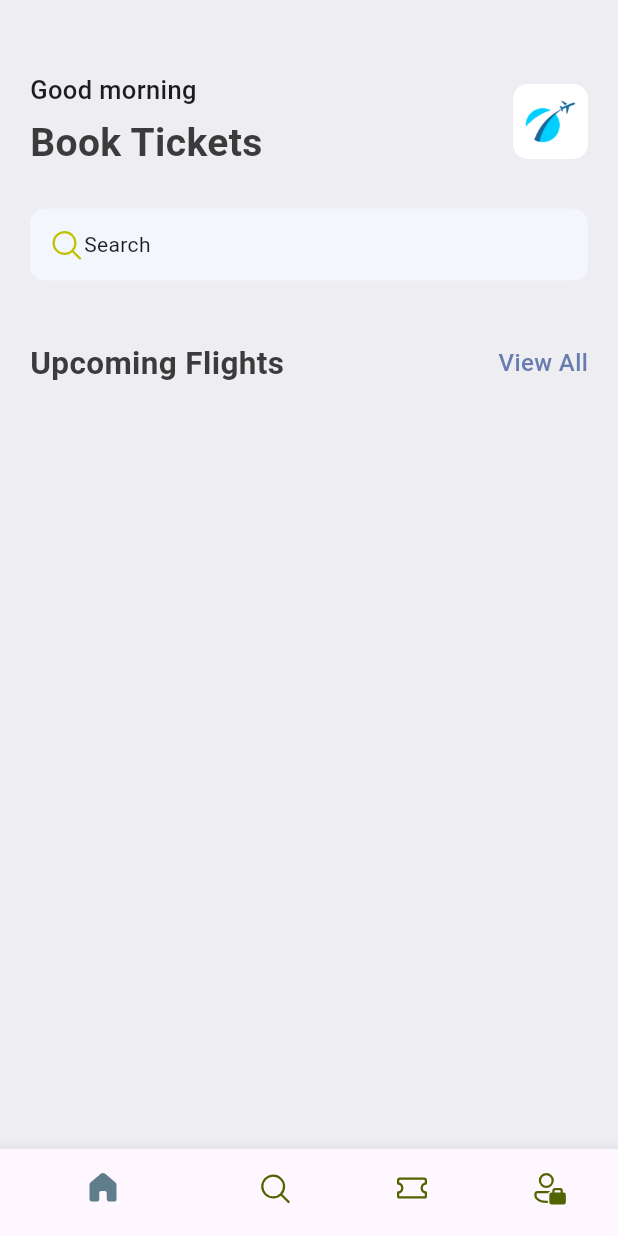
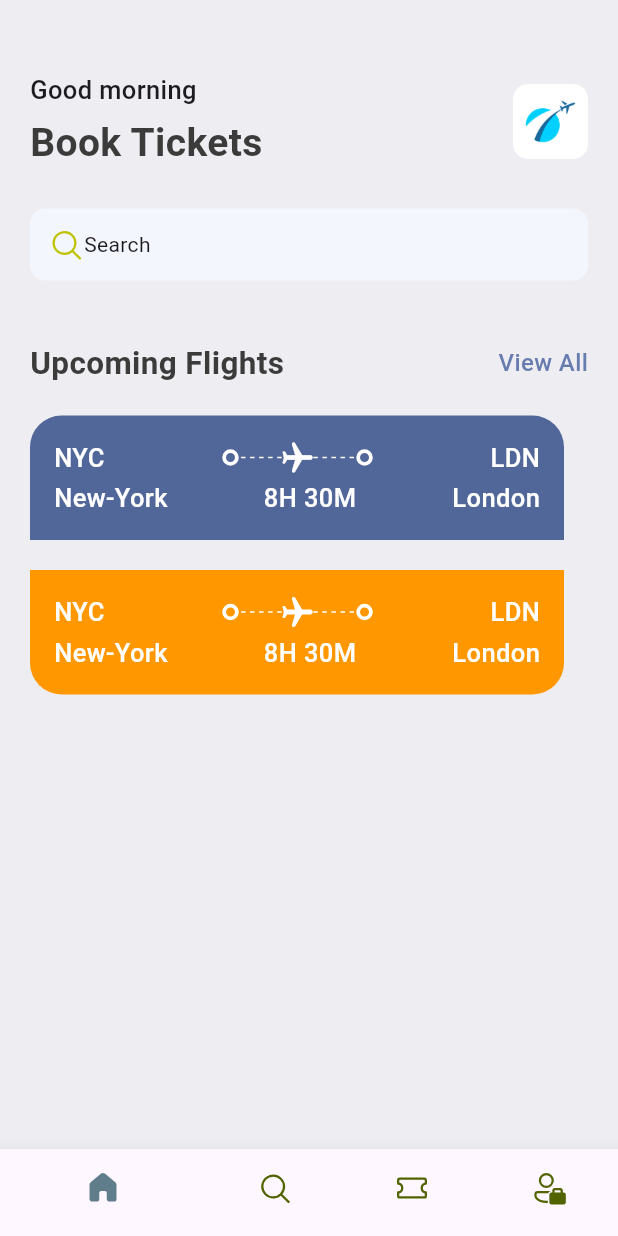
Before and after one commit to Z42r4n/ticket-app-flutter, a Flutter app: the screen it shows after launch, on a phone screen of 412 x 824 dp. Run offline on Flutter 3.47's test engine with Material 3 defaults, Android fonts, the phone set to English and light mode, and no system bars; our stand-ins replace fluentui_icons.

Commit message:
still work on ticket

```diff
--- a/ticket_app/lib/core/res/app_styles.dart
+++ b/ticket_app/lib/core/res/app_styles.dart
@@ -6,6 +6,7 @@ class AppStyles {
   static Color primaryColor = primary;
   static Color textColor = const Color(0xFF3b3b3b);
   static Color bgColor = const Color(0xffeeedf2);
+  static Color ticketBlue = const Color(0xff526799);
 
   static TextStyle textStyle =
       TextStyle(fontSize: 16, fontWeight: FontWeight.w500, color: textColor);
--- a/ticket_app/lib/core/screens/home_screen.dart
+++ b/ticket_app/lib/core/screens/home_screen.dart
@@ -4,6 +4,7 @@ import 'package:flutter/material.dart';
 import '../res/app_styles.dart';
 import '../res/media.dart';
 import '../widgets/view_all.dart';
+import '../widgets/ticket_view.dart';
 
 class HomeScreen extends StatelessWidget {
   const HomeScreen({super.key});
@@ -62,7 +63,9 @@ class HomeScreen extends StatelessWidget {
           ),
         ),
         const SizedBox(height: 40),
-        const ViewAll(bigText: 'Upcoming Flights',)
+        const ViewAll(bigText: 'Upcoming Flights',),
+        const SizedBox(height: 20),
+        const TicketView(),
       ]),
     );
   }
--- /dev/null
+++ b/ticket_app/lib/core/widgets/app_layout_builder_widget.dart
@@ -0,0 +1,24 @@
+import 'package:flutter/material.dart';
+
+class AppLayoutBuilderWidget extends StatelessWidget {
+  final int randomDivider;
+  const AppLayoutBuilderWidget({super.key, required this.randomDivider});
+
+  @override
+  Widget build(BuildContext context) {
+    return LayoutBuilder(
+        builder: (BuildContext context, BoxConstraints constraints) {
+      return Flex(
+        mainAxisAlignment: MainAxisAlignment.spaceAround,
+        direction: Axis.horizontal,
+        children: List.generate(
+            (constraints.constrainWidth() / randomDivider).floor(),
+            (index) => const SizedBox(
+                width: 3,
+                height: 1,
+                child: DecoratedBox(
+                    decoration: BoxDecoration(color: Colors.white)))),
+      );
+    });
+  }
+}
--- /dev/null
+++ b/ticket_app/lib/core/widgets/big_dot.dart
@@ -0,0 +1,17 @@
+import 'package:flutter/material.dart';
+import 'package:flutter/widgets.dart';
+
+class BigDot extends StatelessWidget {
+  const BigDot({super.key});
+
+  @override
+  Widget build(BuildContext context) {
+    return Container(
+      padding: const EdgeInsets.all(3),
+      decoration: BoxDecoration(
+        border: Border.all(width: 2.5, color: Colors.white),
+        borderRadius: BorderRadius.circular(20)
+      )
+    );
+  }
+}
--- /dev/null
+++ b/ticket_app/lib/core/widgets/ticket_view.dart
@@ -0,0 +1,143 @@
+import 'package:flutter/material.dart';
+import 'package:ticket_app/core/res/app_styles.dart';
+import 'package:ticket_app/core/widgets/app_layout_builder_widget.dart';
+
+import 'big_dot.dart';
+
+class TicketView extends StatelessWidget {
+  const TicketView({super.key});
+
+  @override
+  Widget build(BuildContext context) {
+    final size = MediaQuery.of(context).size;
+
+    return Container(
+        padding: const EdgeInsets.symmetric(horizontal: 20),
+        child: SizedBox(
+          width: size.width * 0.85,
+          height: 189,
+          child: Container(
+            margin: const EdgeInsets.only(right: 16),
+            child: Column(
+              children: [
+                Container(
+                  padding: const EdgeInsets.all(16),
+                  decoration: BoxDecoration(
+                    color: AppStyles.ticketBlue,
+                    borderRadius: const BorderRadius.only(
+                        topLeft: Radius.circular(21),
+                        topRight: Radius.circular(21)),
+                  ),
+                  child: Column(
+                    children: [
+                      Row(
+                        children: [
+                          Text("NYC",
+                              style: AppStyles.head3.copyWith(color: Colors.white)),
+                          Expanded(child: Container()),
+                          const BigDot(),
+                          Expanded(
+                              child: Stack(
+                            children: [
+                              const SizedBox(
+                                height: 24,
+                                child: AppLayoutBuilderWidget(randomDivider: 6),
+                              ),
+                              Center(
+                                  child: Transform.rotate(
+                                      angle: 1.57,
+                                      child: const Icon(
+                                        Icons.local_airport_rounded,
+                                        color: Colors.white,
+                                      ))),
+                            ],
+                          )),
+                          const BigDot(),
+                          Expanded(child: Container()),
+                          Text("LDN",
+                              style: AppStyles.head3.copyWith(color: Colors.white))
+                        ],
+                      ),
+                      const SizedBox(
+                        height: 3,
+                      ),
+                      Row(
+                        children: [
+                          Text("New-York",
+                              style: AppStyles.head3.copyWith(color: Colors.white)),
+                          Expanded(child: Container()),
+                          Text("8H 30M",
+                              style: AppStyles.head3.copyWith(color: Colors.white)),
+                          Expanded(child: Container()),
+                          Text("London",
+                              style: AppStyles.head3.copyWith(color: Colors.white))
+                        ],
+                      )
+                    ],
+                  ),
+                ),
+                Container(
+                  height: 20,
+                ),
+                Container(
+                  padding: const EdgeInsets.all(16),
+                  decoration: const BoxDecoration(
+                    color: Colors.orange,
+                    borderRadius: BorderRadius.only(
+                        bottomLeft: Radius.circular(21),
+                        bottomRight: Radius.circular(21)),
+                  ),
+                  child: Column(
+                    children: [
+                      Row(
+                        children: [
+                          Text("NYC",
+                              style: AppStyles.head3.copyWith(color: Colors.white)),
+                          Expanded(child: Container()),
+                          const BigDot(),
+                          Expanded(
+                              child: Stack(
+                            children: [
+                              const SizedBox(
+                                height: 24,
+                                child: AppLayoutBuilderWidget(randomDivider: 6),
+                              ),
+                              Center(
+                                  child: Transform.rotate(
+                                      angle: 1.57,
+                                      child: const Icon(
+                                        Icons.local_airport_rounded,
+                                        color: Colors.white,
+                                      ))),
+                            ],
+                          )),
+                          const BigDot(),
+                          Expanded(child: Container()),
+                          Text("LDN",
+                              style: AppStyles.head3.copyWith(color: Colors.white))
+                        ],
+                      ),
+                      const SizedBox(
+                        height: 3,
+                      ),
+                      Row(
+                        children: [
+                          Text("New-York",
+                              style: AppStyles.head3.copyWith(color: Colors.white)),
+                          Expanded(child: Container()),
+                          Text("8H 30M",
+                              style: AppStyles.head3.copyWith(color: Colors.white)),
+                          Expanded(child: Container()),
+                          Text("London",
+                              style: AppStyles.head3.copyWith(color: Colors.white))
+                        ],
+                      )
+                    ],
+                  ),
+                ),
+              ],
+            ),
+          ),
+        ));
+  }
+}
```
Also changed, not shown: 1 other file.
